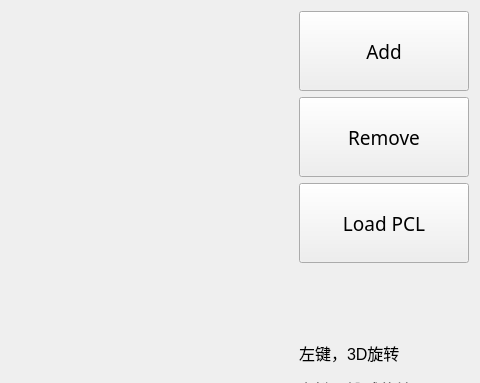
First picture: the form in src/testvtk.ui, repository xiaosumay/qt-vtk, before the edit; both pictures show x 571 to 1051 and y 0 to 383 of the 1051 by 654 pixel window.
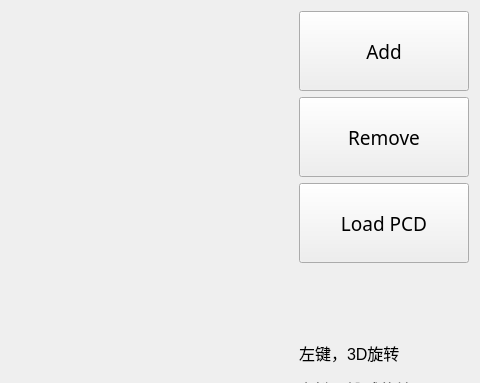
Second picture: the form after the edit. Custom widgets are drawn as their Qt base class.

Patch:
```diff
--- a/src/testvtk.ui
+++ b/src/testvtk.ui
@@ -80,7 +80,7 @@
             </font>
            </property>
            <property name="text">
-            <string>Load PCL</string>
+            <string>Load PCD</string>
            </property>
           </widget>
          </item>
```
